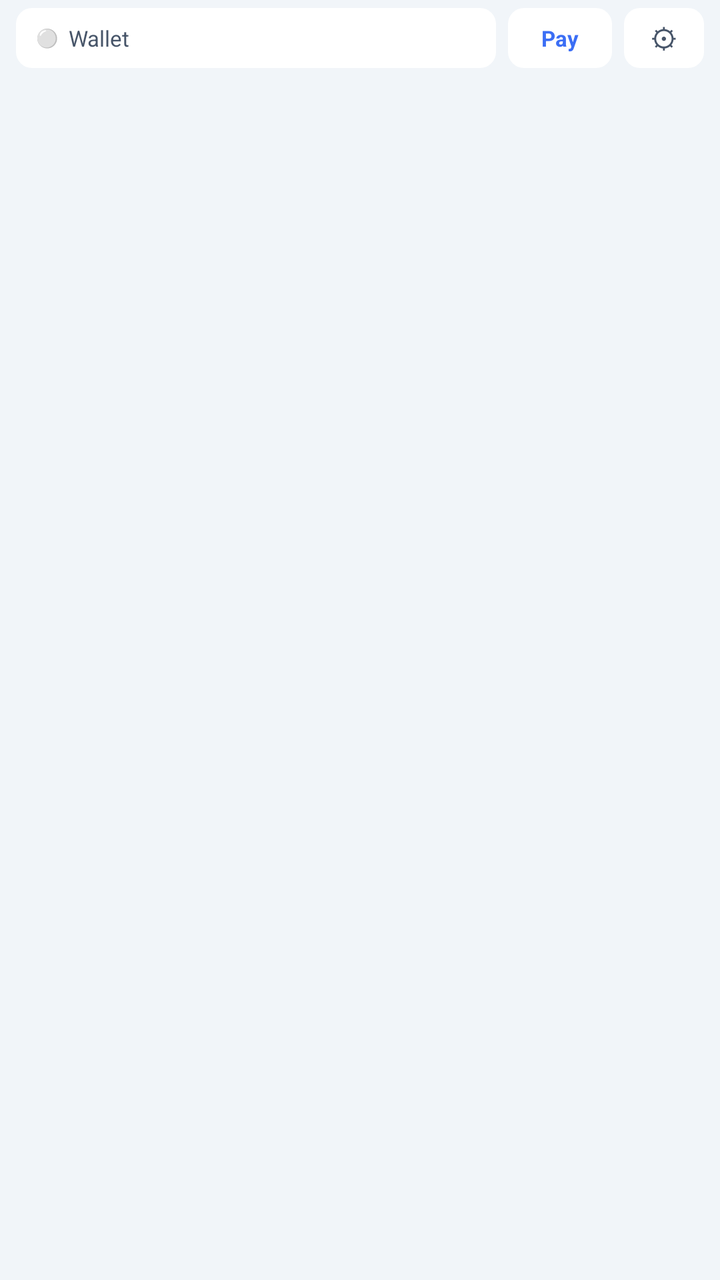
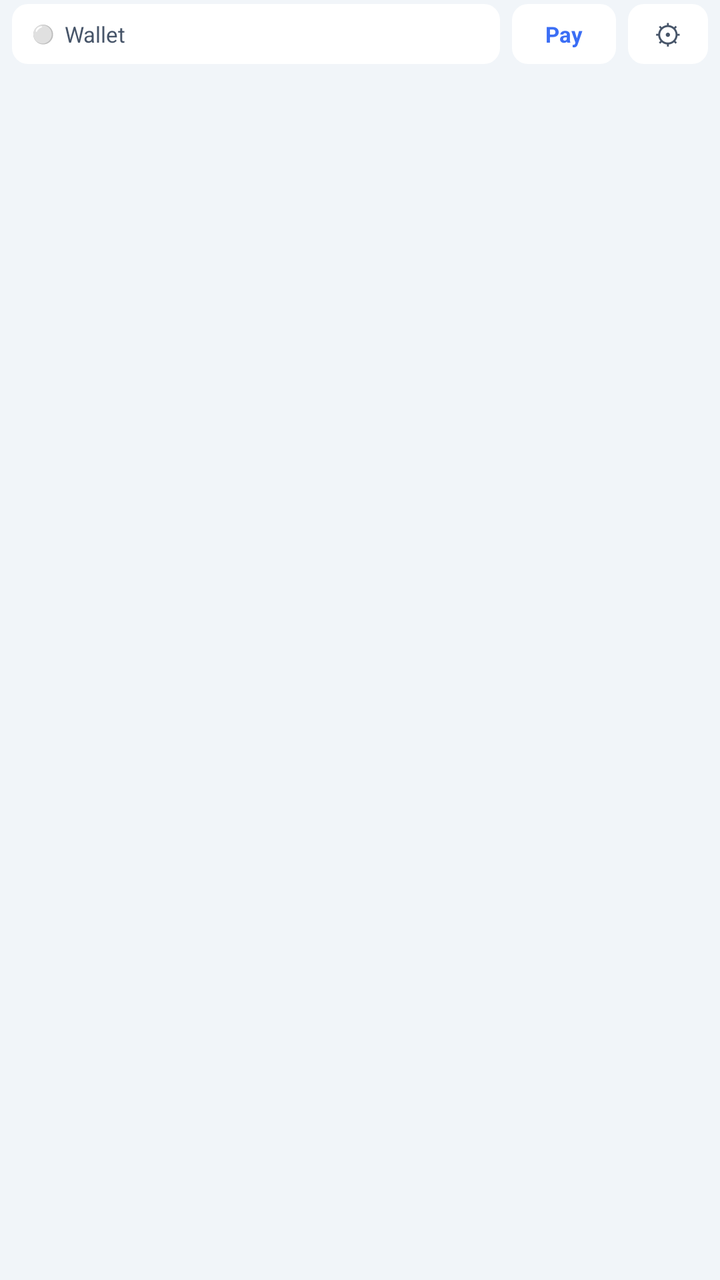

Two renders of the same Android screen: before a commit and after it. Below are the layout's source before the change and the commit's diff.
<!-- AndroidManifest.xml: application theme Theme.Keeb -->
<!-- res/layout/view_keyboard.xml -->
<?xml version="1.0" encoding="utf-8"?>
<LinearLayout xmlns:android="http://schemas.android.com/apk/res/android"
    android:id="@+id/keyboard_root"
    android:orientation="vertical"
    android:layout_width="match_parent"
    android:layout_height="wrap_content"
    android:background="@color/keyboard_bg">

    
    <FrameLayout
        android:id="@+id/chip_container"
        android:layout_width="match_parent"
        android:layout_height="wrap_content"
        android:visibility="gone" />

    
    <LinearLayout
        android:id="@+id/utility_bar"
        android:orientation="horizontal"
        android:layout_width="match_parent"
        android:layout_height="38dp"
        android:gravity="center_vertical"
        android:paddingStart="8dp"
        android:paddingEnd="8dp"
        android:paddingTop="3dp"
        android:paddingBottom="3dp"
        android:background="@color/keyboard_bg">

        
        <LinearLayout
            android:id="@+id/btn_wallet"
            android:layout_width="0dp"
            android:layout_height="30dp"
            android:layout_weight="1"
            android:orientation="horizontal"
            android:gravity="center_vertical"
            android:background="@drawable/bg_utility_btn"
            android:paddingStart="10dp"
            android:paddingEnd="10dp"
            android:layout_marginEnd="6dp">

            <TextView
                android:id="@+id/tv_wallet_dot"
                android:layout_width="wrap_content"
                android:layout_height="wrap_content"
                android:text="⚪"
                android:textSize="9sp"
                android:layout_marginEnd="5dp" />

            <TextView
                android:id="@+id/tv_wallet_label"
                android:layout_width="0dp"
                android:layout_height="wrap_content"
                android:layout_weight="1"
                android:text="Wallet"
                android:textSize="11sp"
                android:textColor="@color/text_secondary"
                android:singleLine="true"
                android:ellipsize="end" />

        </LinearLayout>

        
        <LinearLayout
            android:id="@+id/btn_detect_address"
            android:layout_width="wrap_content"
            android:layout_height="30dp"
            android:minWidth="52dp"
            android:orientation="horizontal"
            android:gravity="center"
            android:background="@drawable/bg_utility_btn"
            android:paddingStart="10dp"
            android:paddingEnd="10dp"
            android:layout_marginEnd="6dp">

            <TextView
                android:layout_width="wrap_content"
                android:layout_height="wrap_content"
                android:text="@string/keyboard_detect_pay"
                android:textSize="11sp"
                android:textColor="@color/blue_primary"
                android:textStyle="bold" />
        </LinearLayout>

        
        <LinearLayout
            android:id="@+id/btn_settings"
            android:layout_width="40dp"
            android:layout_height="30dp"
            android:orientation="horizontal"
            android:gravity="center"
            android:background="@drawable/bg_utility_btn">

            <TextView
                android:layout_width="wrap_content"
                android:layout_height="wrap_content"
                android:text="⚙"
                android:textSize="14sp"
                android:textColor="@color/text_secondary" />

        </LinearLayout>

    </LinearLayout>

    
    <LinearLayout
        android:id="@+id/key_rows_container"
        android:orientation="vertical"
        android:layout_width="match_parent"
        android:layout_height="wrap_content"
        android:paddingStart="5dp"
        android:paddingEnd="5dp"
        android:paddingTop="3dp"
        android:paddingBottom="10dp" />

</LinearLayout>
<!-- resources referenced by this layout -->
<resources>
  <color name="blue_primary">#3B6EF5</color>
  <color name="keyboard_bg">#0D1117</color>
  <color name="text_secondary">#8B949E</color>
  <!-- drawable bg_utility_btn (drawable) -->
  <?xml version="1.0" encoding="utf-8"?>
  <shape xmlns:android="http://schemas.android.com/apk/res/android"
      android:shape="rectangle">
      <solid android:color="@color/bg_surface" />
      <corners android:radius="8dp" />
  </shape>
  <string name="keyboard_detect_pay">Pay</string>
  <style name="Theme.Keeb" parent="Theme.Material3.DayNight.NoActionBar">
          <item name="colorPrimary">@color/blue_primary</item>
          <item name="colorOnPrimary">@color/white</item>
          <item name="colorSecondary">@color/green_primary</item>
          <item name="android:statusBarColor">@color/bg_primary</item>
          <item name="android:navigationBarColor">@color/bg_primary</item>
          <item name="android:windowBackground">@color/bg_primary</item>
      </style>
  <color name="bg_surface">#161B22</color>
  <color name="white">#FFFFFF</color>
  <color name="green_primary">#00D4A1</color>
  <color name="bg_primary">#0D1117</color>
</resources>

<!-- the commit's change to res/layout/view_keyboard.xml (unified diff, before → after) -->
@@ -18,12 +18,12 @@
         android:id="@+id/utility_bar"
         android:orientation="horizontal"
         android:layout_width="match_parent"
-        android:layout_height="38dp"
+        android:layout_height="34dp"
         android:gravity="center_vertical"
-        android:paddingStart="8dp"
-        android:paddingEnd="8dp"
-        android:paddingTop="3dp"
-        android:paddingBottom="3dp"
+        android:paddingStart="6dp"
+        android:paddingEnd="6dp"
+        android:paddingTop="2dp"
+        android:paddingBottom="2dp"
         android:background="@color/keyboard_bg">
 
         
@@ -108,9 +108,9 @@
         android:orientation="vertical"
         android:layout_width="match_parent"
         android:layout_height="wrap_content"
-        android:paddingStart="5dp"
-        android:paddingEnd="5dp"
-        android:paddingTop="3dp"
-        android:paddingBottom="10dp" />
+        android:paddingStart="4dp"
+        android:paddingEnd="4dp"
+        android:paddingTop="2dp"
+        android:paddingBottom="6dp" />
 
 </LinearLayout>
